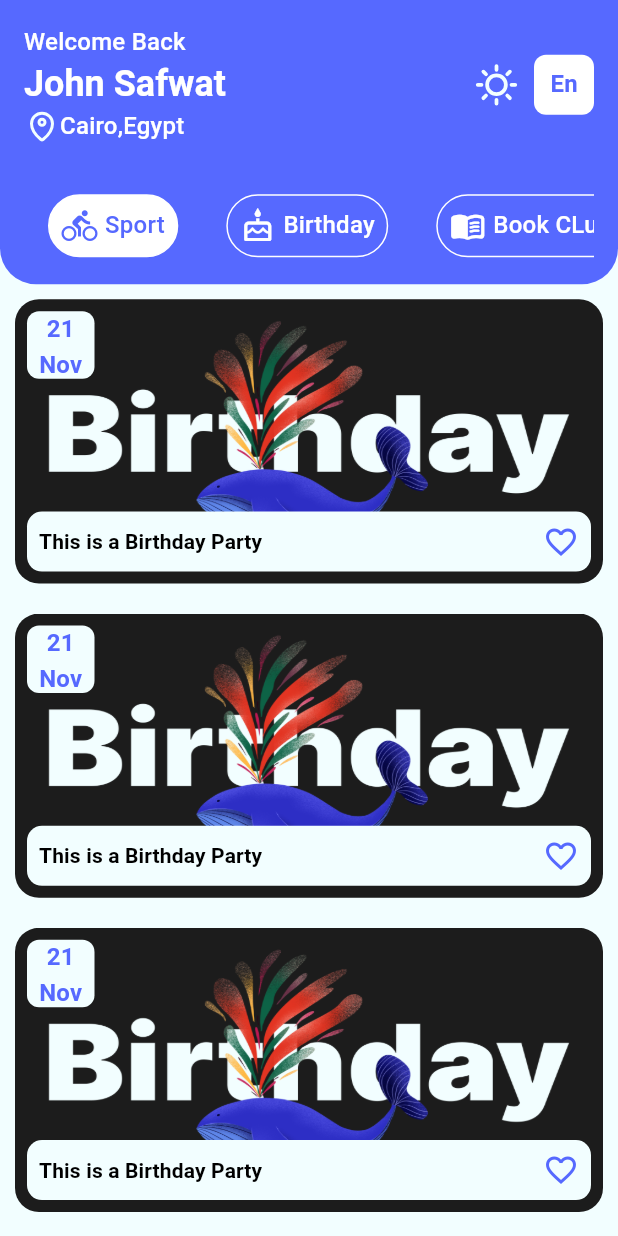
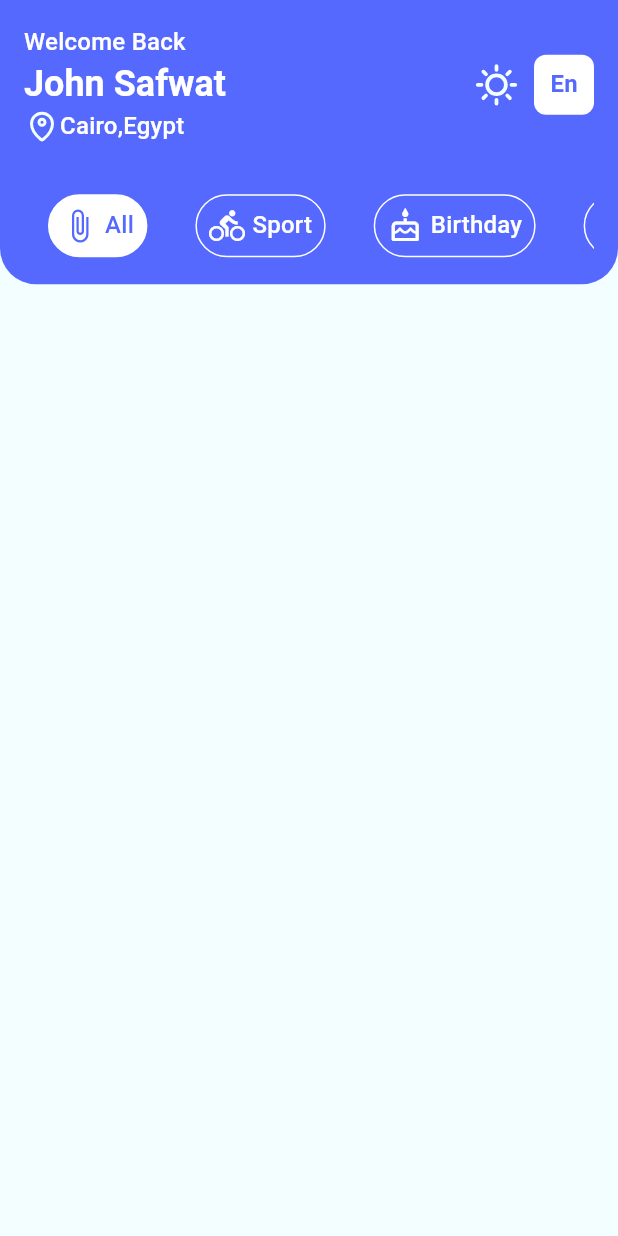
Before and after one commit to Yomnaa-Elzairy/Evently-App, a Flutter app: the Home screen opened by its route, on a phone screen of 412 x 824 dp. Run offline on Flutter 3.47's test engine with Material 3 defaults, Android fonts, the phone set to English and light mode, and no system bars; our stand-ins replace cloud_firestore, firebase_auth, firebase_core, flutter_svg; accounts and stored records are empty.

Commit message:
get  and filter events using provider

```diff
--- a/lib/main.dart
+++ b/lib/main.dart
@@ -2,6 +2,7 @@ import 'package:evently_app/Authentication/forgot_password.dart';
 import 'package:evently_app/Authentication/register.dart';
 import 'package:evently_app/Authentication/signin.dart';
 import 'package:evently_app/navbar_view.dart';
+import 'package:evently_app/providers/event_provider.dart';
 import 'package:evently_app/tabs/add_event.dart';
 import 'package:evently_app/tabs/favorite.dart';
 import 'package:evently_app/tabs/home.dart';
@@ -10,6 +11,7 @@ import 'package:evently_app/tabs/profile.dart';
 import 'package:evently_app/theme/app_theme.dart';
 import 'package:flutter/material.dart';
 import 'package:firebase_core/firebase_core.dart';
+import 'package:provider/provider.dart';
 import 'firebase_options.dart';
 
 Future<void> main()async {
@@ -17,7 +19,9 @@ Future<void> main()async {
 await Firebase.initializeApp(
   options: DefaultFirebaseOptions.currentPlatform,
 );
-  runApp(const MyApp());
+  runApp(ChangeNotifierProvider(
+    create: (_)=>EventProvider(),
+    child: const MyApp()));
 }
 
 class MyApp extends StatelessWidget {
--- a/lib/models/category.dart
+++ b/lib/models/category.dart
@@ -1,60 +1,45 @@
 import 'package:flutter/material.dart';
 
-class Category {
+class CategoryModel {
   final String id;
   final String name;
   final String image;
   final IconData icon;
-  Category(
+  CategoryModel(
       {required this.name,
       required this.id,
       required this.icon,
       required this.image});
-  static List<Category> categories = [
-    Category(
-        name: "Sport",
-        id: "1",
-        icon: Icons.directions_bike,
-        image: "Sport"),
-    Category(
+  static List<CategoryModel> categories = [
+    CategoryModel(
+        name: "Sport", id: "1", icon: Icons.directions_bike, image: "Sport"),
+    CategoryModel(
         name: "Birthday",
         id: "2",
         icon: Icons.cake_outlined,
         image: "Birthday"),
-    Category(
+    CategoryModel(
         name: "Book CLub",
         id: "3",
         icon: Icons.menu_book_rounded,
         image: "Book CLub"),
-    Category(
-        name: "Eating",
-        id: "4",
-        icon: Icons.food_bank,
-        image: "Eating"),
-    Category(
-        name: "Gaming",
-        id: "5",
-        icon: Icons.games_outlined,
-        image: "Gaming"),
-    Category(
+    CategoryModel(
+        name: "Eating", id: "4", icon: Icons.food_bank, image: "Eating"),
+    CategoryModel(
+        name: "Gaming", id: "5", icon: Icons.games_outlined, image: "Gaming"),
+    CategoryModel(
         name: "Holiday",
         id: "6",
         icon: Icons.directions_bike_outlined,
         image: "Holiday"),
-    Category(
+    CategoryModel(
         name: "Exhibition",
         id: "7",
         icon: Icons.holiday_village,
         image: "Exhibition"),
-    Category(
-        name: "Meeting",
-        id: "8",
-        icon: Icons.meeting_room,
-        image: "Meeting"),
-    Category(
-        name: "WorkShop",
-        id: "8",
-        icon: Icons.meeting_room,
-        image: "WorkShop"),
+    CategoryModel(
+        name: "Meeting", id: "8", icon: Icons.meeting_room, image: "Meeting"),
+    CategoryModel(
+        name: "WorkShop", id: "8", icon: Icons.meeting_room, image: "WorkShop"),
   ];
 }
--- a/lib/models/event.dart
+++ b/lib/models/event_model.dart
@@ -1,24 +1,24 @@
 import 'package:cloud_firestore/cloud_firestore.dart';
 import 'package:evently_app/models/category.dart';
 
-class Event {
-   String id;
-   String title;
-   Category category;
-   String description;
-   DateTime dateTime;
+class EventModel {
+  String id;
+  String title;
+  CategoryModel category;
+  String description;
+  DateTime dateTime;
 
-  Event({
+  EventModel({
     this.id = "",
     required this.title,
     required this.category,
     required this.description,
     required this.dateTime,
   });
-  Event.fromJson(Map<String, dynamic> json)
+  EventModel.fromJson(Map<String, dynamic> json)
       : this(
             id: json["id"],
-            category: Category.categories
+            category: CategoryModel.categories
                 .firstWhere((category) => category.id == json["categoryId"]),
             title: json["title"],
             description: json["description"],
--- a/lib/navbar_view.dart
+++ b/lib/navbar_view.dart
@@ -3,7 +3,6 @@ import 'package:evently_app/tabs/favorite.dart';
 import 'package:evently_app/tabs/home.dart';
 import 'package:evently_app/tabs/location.dart';
 import 'package:evently_app/tabs/profile.dart';
-import 'package:evently_app/theme/app_theme.dart';
 import 'package:flutter/material.dart';
 import 'package:flutter_svg/flutter_svg.dart';
 
--- /dev/null
+++ b/lib/providers/event_provider.dart
@@ -0,0 +1,18 @@
+import 'package:evently_app/models/category.dart';
+import 'package:evently_app/models/event_model.dart';
+import 'package:evently_app/models/firebase_services.dart';
+import 'package:flutter/foundation.dart';
+
+class EventProvider with ChangeNotifier {
+  List<EventModel> events = [];
+  CategoryModel? selectedCategory;
+  Future<void> getEvents() async {
+    events = await FirebaseServices.getEventFromFireStore(selectedCategory?.id);
+    notifyListeners();
+  }
+
+  void changeSelectedCategory(CategoryModel? category) {
+    selectedCategory = category;
+    getEvents();
+  }
+}
--- a/lib/tabs/home.dart
+++ b/lib/tabs/home.dart
@@ -1,14 +1,27 @@
+import 'package:evently_app/models/event_model.dart';
+import 'package:evently_app/models/firebase_services.dart';
+import 'package:evently_app/providers/event_provider.dart';
 import 'package:evently_app/widgets/event_card.dart';
 import 'package:evently_app/widgets/header_container.dart';
 import 'package:flutter/material.dart';
+import 'package:provider/provider.dart';
 
-
-class Home extends StatelessWidget {
+class Home extends StatefulWidget {
   static String widgetName = "home view";
   const Home({super.key});
 
   @override
+  State<Home> createState() => _HomeState();
+}
+
+class _HomeState extends State<Home> {
+  @override
   Widget build(BuildContext context) {
+    EventProvider eventProvider = Provider.of<EventProvider>(context);
+    // eventProvider.getEvents;
+    // if (events.isEmpty) {
+    //   getEvents();
+    // }
     return Scaffold(
       body: SafeArea(
         child: Column(
@@ -16,8 +29,13 @@ class Home extends StatelessWidget {
           children: [
             HeaderContainer(),
             Expanded(
-                child: ListView.builder(
-                    itemCount: 5, itemBuilder: (context, index) => EventCard()))
+              child: ListView.builder(
+                itemCount: eventProvider.events.length,
+                itemBuilder: (context, index) => EventCard(
+                  event: eventProvider.events[index],
+                ),
+              ),
+            )
           ],
         ),
       ),
--- a/lib/widgets/event_card.dart
+++ b/lib/widgets/event_card.dart
@@ -1,9 +1,12 @@
+import 'package:evently_app/models/event_model.dart';
 import 'package:evently_app/theme/app_theme.dart';
 import 'package:flutter/material.dart';
+import 'package:intl/intl.dart';
 
+// ignore: must_be_immutable
 class EventCard extends StatelessWidget {
-  const EventCard({super.key});
-
+  EventCard({super.key, required this.event});
+  EventModel event;
   @override
   Widget build(BuildContext context) {
     return Container(
@@ -11,7 +14,7 @@ class EventCard extends StatelessWidget {
       height: MediaQuery.sizeOf(context).height * 0.23,
       decoration: BoxDecoration(
           image: DecorationImage(
-            image: AssetImage("assets/images/Birthday.png"),
+            image: AssetImage("assets/images/${event.category.image}.png"),
             fit: BoxFit.fill,
           ),
           borderRadius: BorderRadius.circular(16)),
@@ -21,16 +24,26 @@ class EventCard extends StatelessWidget {
           Container(
             alignment: Alignment.center,
             margin: EdgeInsets.all(8),
-            height: 45,
-            width: 45,
+            height: 50,
+            width: 50,
             decoration: BoxDecoration(
                 borderRadius: BorderRadius.circular(8),
                 color: Color(0xffF2FEFF)),
-            child: Text(
-              textAlign: TextAlign.center,
-              "21 Nov",
-              style: Theme.of(context).textTheme.titleMedium!.copyWith(
-                  color: AppTheme.primary, fontWeight: FontWeight.w700),
+            child: Column(
+              children: [
+                Text(
+                  textAlign: TextAlign.center,
+                  "${event.dateTime.day}",
+                  style: Theme.of(context).textTheme.titleMedium!.copyWith(
+                      color: AppTheme.primary, fontWeight: FontWeight.w700),
+                ),
+                Text(
+                  textAlign: TextAlign.center,
+                  DateFormat("MMM").format(event.dateTime),
+                  style: Theme.of(context).textTheme.titleMedium!.copyWith(
+                      color: AppTheme.primary, fontWeight: FontWeight.w700),
+                ),
+              ],
             ),
           ),
           Spacer(),
@@ -46,7 +59,7 @@ class EventCard extends StatelessWidget {
               mainAxisAlignment: MainAxisAlignment.spaceBetween,
               children: [
                 Text(
-                  "This is a Birthday Party",
+                  event.description,
                   style: Theme.of(context).textTheme.titleSmall!.copyWith(
                       color: AppTheme.black, fontWeight: FontWeight.w700),
                 ),
--- a/lib/widgets/header_container.dart
+++ b/lib/widgets/header_container.dart
@@ -1,8 +1,10 @@
 import 'package:evently_app/models/category.dart';
+import 'package:evently_app/providers/event_provider.dart';
 import 'package:evently_app/theme/app_theme.dart';
 import 'package:evently_app/widgets/tab_item.dart';
 import 'package:flutter/material.dart';
 import 'package:flutter_svg/svg.dart';
+import 'package:provider/provider.dart';
 
 class HeaderContainer extends StatefulWidget {
   const HeaderContainer({super.key});
@@ -15,6 +17,7 @@ class _HeaderContainerState extends State<HeaderContainer> {
   int currentIndex = 0;
   @override
   Widget build(BuildContext context) {
+    EventProvider eventProvider = Provider.of<EventProvider>(context);
     return Container(
       padding: EdgeInsets.symmetric(horizontal: 16, vertical: 16),
       height: MediaQuery.sizeOf(context).height * 0.23,
@@ -84,7 +87,7 @@ class _HeaderContainerState extends State<HeaderContainer> {
             ],
           ),
           DefaultTabController(
-            length: Category.categories.length,
+            length: CategoryModel.categories.length + 1,
             child: TabBar(
                 indicatorColor: Colors.transparent,
                 dividerColor: Colors.transparent,
@@ -94,21 +97,29 @@ class _HeaderContainerState extends State<HeaderContainer> {
                 labelColor: AppTheme.white,
                 onTap: (index) {
                   currentIndex = index;
-                  setState(() {});
+                  eventProvider.changeSelectedCategory(
+                      index == 0 ? null : CategoryModel.categories[index - 1]);
                 },
                 labelStyle: Theme.of(context)
                     .textTheme
                     .titleMedium!
                     .copyWith(color: AppTheme.white),
                 isScrollable: true,
-                tabs: Category.categories
-                    .map((category) => TabItem(
-                          isHome: true,
-                          category: category,
-                          isSelected: currentIndex ==
-                              Category.categories.indexOf(category),
-                        ))
-                    .toList()),
+                tabs: [
+                  TabItem(
+                    isHome: true,
+                    label: "All",
+                    icon: Icons.attach_file_outlined,
+                    isSelected: currentIndex == 0,
+                  ),
+                  ...CategoryModel.categories.map((category) => TabItem(
+                        isHome: true,
+                        label: category.name,
+                        icon: category.icon,
+                        isSelected: currentIndex ==
+                            CategoryModel.categories.indexOf(category) + 1,
+                      ))
+                ]),
           )
         ],
       ),
--- a/lib/widgets/tab_item.dart
+++ b/lib/widgets/tab_item.dart
@@ -1,15 +1,17 @@
-import 'package:evently_app/models/category.dart';
 import 'package:evently_app/theme/app_theme.dart';
 import 'package:flutter/material.dart';
 
 // ignore: must_be_immutable
 class TabItem extends StatelessWidget {
-  Category category;
+
+  String label;
+  IconData icon;
   bool isSelected;
   bool isHome;
   TabItem(
       {super.key,
-      required this.category,
+      required this.label,
+      required this.icon,
       required this.isSelected,
       required this.isHome});
 
@@ -34,7 +36,7 @@ class TabItem extends StatelessWidget {
         mainAxisAlignment: MainAxisAlignment.spaceBetween,
         children: [
           Icon(
-            category.icon,
+            icon,
             color: isHome
                 ? isSelected
                     ? AppTheme.primary
@@ -47,7 +49,7 @@ class TabItem extends StatelessWidget {
             width: 5,
           ),
           Text(
-            category.name,
+            label,
             style: Theme.of(context).textTheme.titleMedium!.copyWith(
                   color: isHome
                       ? isSelected
--- a/pubspec.yaml
+++ b/pubspec.yaml
@@ -40,6 +40,7 @@ dependencies:
   cloud_firestore: ^5.6.3
   # fluttertoast: ^8.2.11
   overlay_support: ^2.1.0
+  provider: ^6.1.2
   intl: ^0.20.2
 
 dev_dependencies:
```
Also changed, not shown: lib/Authentication/signin.dart (+7 -2 lines), lib/models/firebase_services.dart (+19 -9 lines), lib/tabs/add_event.dart (+22 -9 lines), pubspec.lock.
